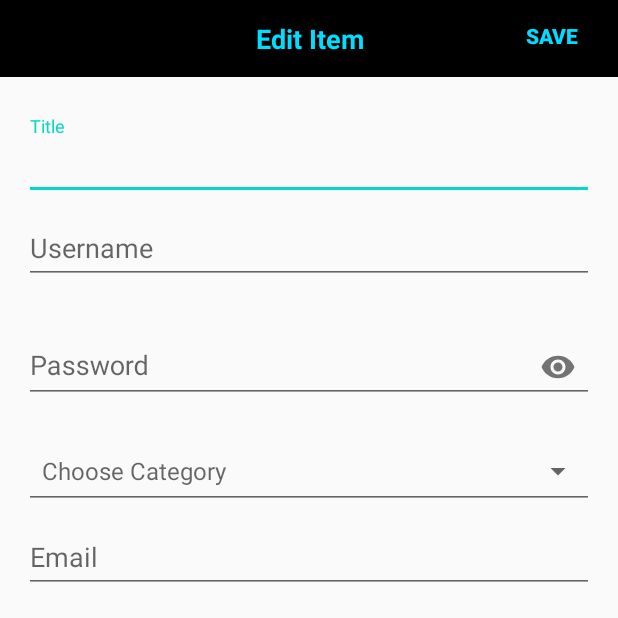
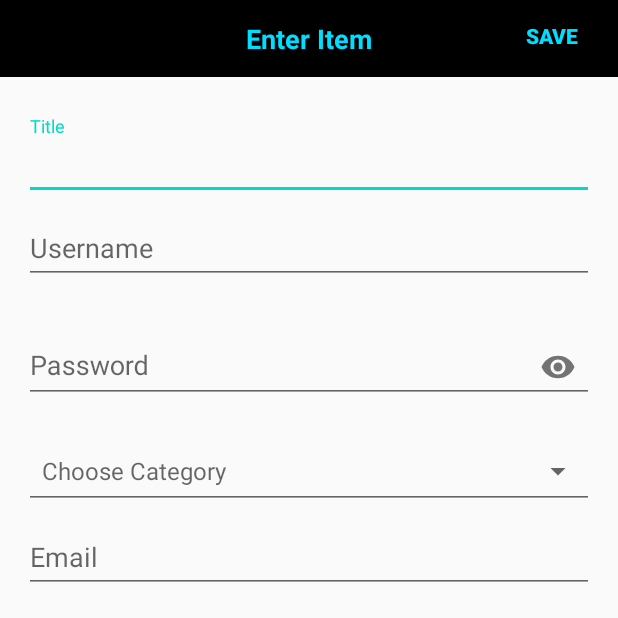
Before and after one commit to nataly-projects/PasswordManager, an Android app: the MainActivity screen opened directly, with no data from a screen before it, after a tap on an icon or button, on a phone screen of 412 x 824 dp, the top half of it. Run offline under Robolectric (Android 15) with nearby library versions, the phone set to English and light mode, and no system bars; our stand-ins replace Firebase (no records; nobody signed in at launch, a user with empty details on screens opened directly); 2 statements that could not run were skipped.

```diff
--- a/app/src/main/java/com/example/passmanager/DetailActivity.java
+++ b/app/src/main/java/com/example/passmanager/DetailActivity.java
@@ -91,6 +91,7 @@ public class DetailActivity extends AppCompatActivity {
                 Intent intent = new Intent(DetailActivity.this, PassActivity.class);
 
                 intent.putExtra("id", itemId);
+                intent.putExtra("activity", "detail");
                 intent.putExtra("title", title.getText().toString());
                 intent.putExtra("username", username.getText().toString());
                 intent.putExtra("password", pass.getText().toString());
--- a/app/src/main/java/com/example/passmanager/MainActivity.java
+++ b/app/src/main/java/com/example/passmanager/MainActivity.java
@@ -101,6 +101,7 @@ public class MainActivity extends AppCompatActivity {
             public void onClick(View view) {
                 Intent intent = new Intent(MainActivity.this, PassActivity.class);
                 intent.putStringArrayListExtra("categoryList", (ArrayList<String>) categoryNameList);
+                intent.putExtra("activity", "main");
                 startActivityForResult(intent, INTENT_REQUEST_CODE);
             }
         });
--- a/app/src/main/java/com/example/passmanager/PassActivity.java
+++ b/app/src/main/java/com/example/passmanager/PassActivity.java
@@ -119,11 +119,15 @@ public class PassActivity extends AppCompatActivity implements AdapterView.OnIte
         final Intent intent = getIntent();
         Bundle bundle = intent.getExtras();
 
+        if(bundle.getString("activity").equals("detail")){
+            TextView mainTitle = findViewById(R.id.enter_item);
+            mainTitle.setText("Edit Item");
+        }
+
         if(bundle != null) {
             itemId = bundle.getString("id");
             titleLayout.getEditText().setText(bundle.getString("title"));
-            TextView mainTitle = findViewById(R.id.enter_item);
-            mainTitle.setText("Edit Item");
+
             usernameLayout.getEditText().setText(bundle.getString("username"));
             passwordLayout.getEditText().setText(bundle.getString("password"));
             categorySpinnerChoose = bundle.getString("category");
```
